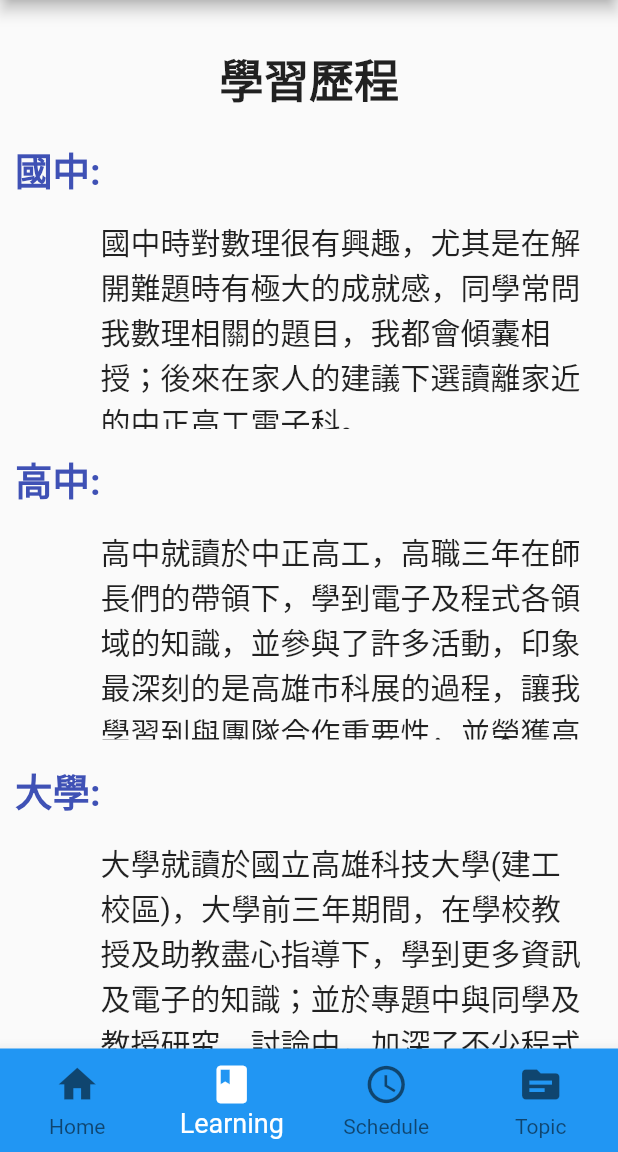
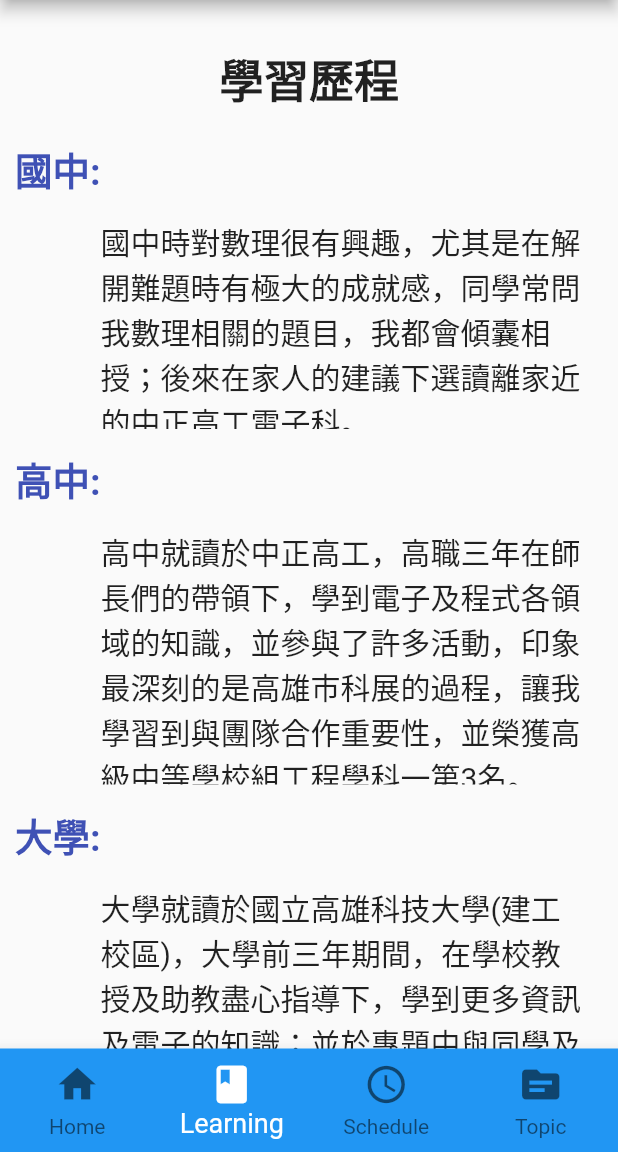
Before and after one commit to Senji-LIN/nkust_C108152340_ChengZhiLin_midterm, a Flutter app: the screen it shows after launch, item 2 of the bottom bar chosen, on a phone screen of 412 x 824 dp, the part 84-1236 px from its top. Run offline on Flutter 3.47's test engine with Material 2 defaults, Android fonts, the phone set to English and light mode, and no system bars; our stand-ins replace audioplayers.

Commit message:
Update main.dart

```diff
--- a/midterm/lib/main.dart
+++ b/midterm/lib/main.dart
@@ -170,7 +170,7 @@ class screen2 extends StatelessWidget {
           Row(mainAxisAlignment: MainAxisAlignment.end,
             children: [
               Container(
-                height: 150,
+                height: 180,
                 width: 350,
                 padding: EdgeInsets.fromLTRB(5, 5, 20, 5),
                 child:Text('高中就讀於中正高工，高職三年在師長們的帶領下，學到電子及程式各領域的知識，'
```
